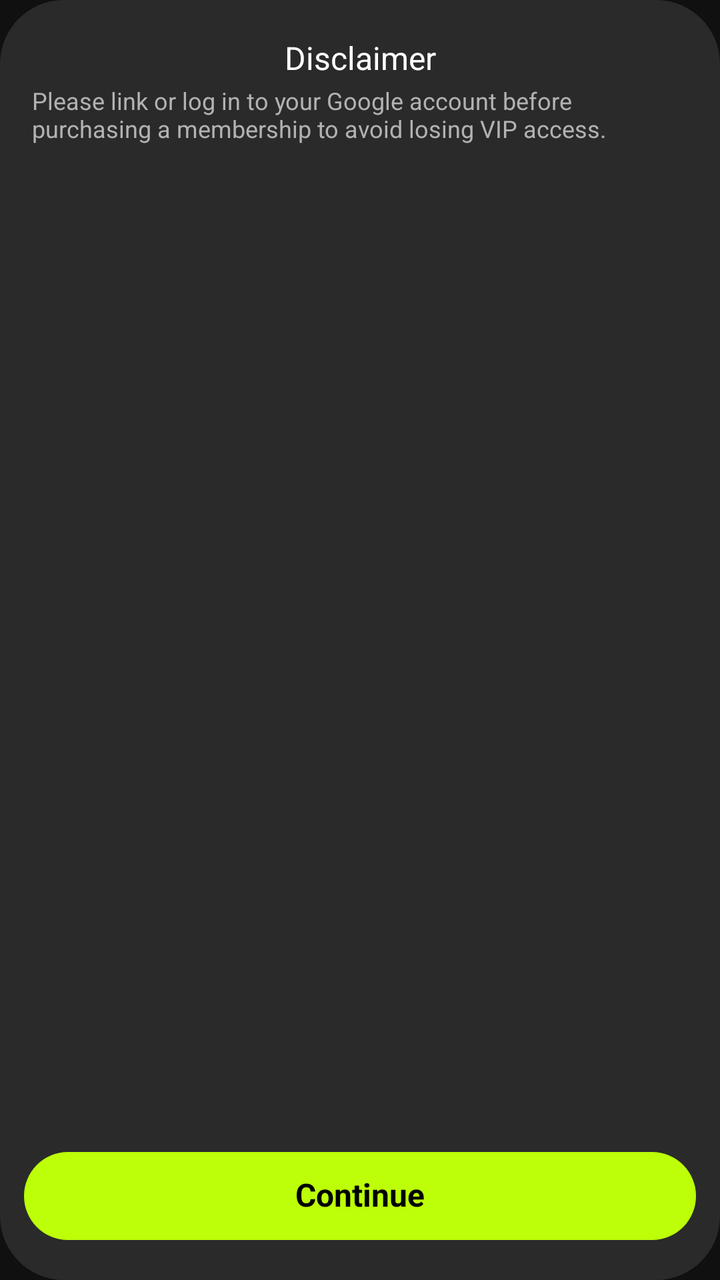
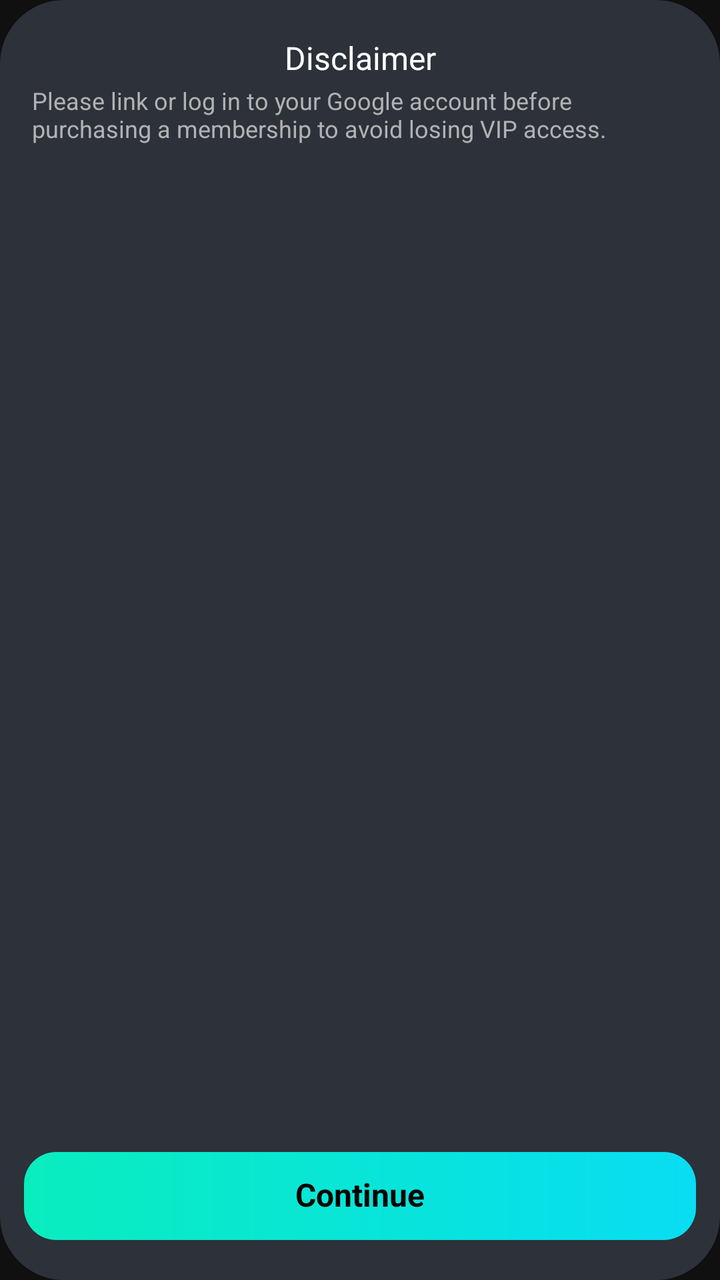

Two renders of the same Android screen: before a commit and after it. Below are the layout's source before the change and the commit's diff.
<!-- AndroidManifest.xml: application theme AppTheme.A -->
<!-- res/layout/dialog_ahint.xml -->
<?xml version="1.0" encoding="utf-8"?>
<layout xmlns:android="http://schemas.android.com/apk/res/android"
    xmlns:app="http://schemas.android.com/apk/res-auto"
    xmlns:tools="http://schemas.android.com/tools">

    <data>

        <variable
            name="handler"
            type="com.a.dialog.BaseAHintDialog" />

        <variable
            name="gvm"
            type="com.face.util.GVM" />

    </data>

    <LinearLayout
        android:layout_width="match_parent"
        android:layout_height="wrap_content"
        android:paddingBottom="20dp"
        android:background="@drawable/a_bg_dialog"
        android:orientation="vertical">

        <TextView
            android:id="@+id/tvTitle"
            android:layout_width="match_parent"
            android:layout_height="wrap_content"
            android:layout_marginHorizontal="24dp"
            android:layout_marginTop="20dp"
            android:gravity="center"
            android:text="Disclaimer"
            android:textAppearance="@style/font_16"
            android:textColor="#FFFFFF" />

        <TextView
            android:id="@+id/tvDis"
            android:layout_width="match_parent"
            android:layout_height="0dp"
            android:layout_weight="1"
            android:layout_marginTop="5dp"
            android:scrollbars="vertical"
            android:paddingHorizontal="16dp"
            android:text="@string/dialog_red_content"
            android:textAppearance="@style/font_12"
            android:textColor="#B2B2B2"
            android:textIsSelectable="true" />

        <TextView
            android:id="@+id/btnConfirm"
            bindSingleClick="@{()->handler.onConfirmClick()}"
            android:layout_width="match_parent"
            android:layout_height="44dp"
            android:layout_marginHorizontal="12dp"
            android:gravity="center"
            android:background="@drawable/a_btn_jb_r100"
            android:layout_marginTop="20dp"
            android:text="Continue"
            android:textColor="#000000"
            android:textSize="16sp"
            android:textStyle="bold" />

    </LinearLayout>
</layout>
<!-- resources referenced by this layout -->
<resources>
  <!-- drawable a_bg_dialog (drawable) -->
  <?xml version="1.0" encoding="utf-8"?>
  <shape xmlns:android="http://schemas.android.com/apk/res/android">
      <corners
         android:radius="32dp" />
      <solid android:color="#2A2A2A" />
  </shape>
  <!-- drawable a_btn_jb_r100 (drawable) -->
  <?xml version="1.0" encoding="utf-8"?>
  <shape xmlns:android="http://schemas.android.com/apk/res/android">
      <corners android:radius="100dp" />
      <gradient
          android:angle="0"
          android:endColor="#BCFF08"
          android:startColor="#BCFF08" />
  </shape>
  <string name="dialog_red_content">Please link or log in to your Google account before purchasing a membership to avoid losing VIP access.</string>
  <style name="font_12">
          <item name="android:textSize">12sp</item>
      </style>
  <style name="font_16">
          <item name="android:textSize">16sp</item>
      </style>
  <style name="AppTheme.A" parent="Theme.AppCompat.DayNight.NoActionBar">
          <item name="android:windowDisablePreview">true</item>
          <item name="colorPrimary">@color/colorAmainBg</item>
          <item name="colorPrimaryDark">@color/colorAmainBg</item>
          <item name="android:colorBackground">@color/colorAmainBg</item>
          <item name="android:statusBarColor">#00000000</item>
          <item name="android:navigationBarColor">@color/colorAmainBg</item>
          <item name="android:windowLightStatusBar">false</item>
          <item name="android:windowLightNavigationBar" tools:targetApi="o_mr1">false</item>
          <item name="android:enforceStatusBarContrast" tools:targetApi="q">false</item>
          <item name="android:enforceNavigationBarContrast" tools:targetApi="q">false</item>
          <item name="android:includeFontPadding">false</item>
          <item name="android:textAllCaps">false</item>
      </style>
  <color name="colorAmainBg">#101010</color>
</resources>

<!-- the commit's change to res/layout/dialog_ahint.xml (unified diff, before → after) -->
@@ -53,7 +53,7 @@
             android:layout_height="44dp"
             android:layout_marginHorizontal="12dp"
             android:gravity="center"
-            android:background="@drawable/a_btn_jb_r100"
+            android:background="@drawable/a_bg_primary_gradient_pill"
             android:layout_marginTop="20dp"
             android:text="Continue"
             android:textColor="#000000"
<!-- resource entries referenced after the edit -->
@@ -5,16 +5,16 @@
   <shape xmlns:android="http://schemas.android.com/apk/res/android">
       <corners
          android:radius="32dp" />
-      <solid android:color="#2A2A2A" />
+      <solid android:color="#2D313A" />
   </shape>
-  <!-- drawable a_btn_jb_r100 (drawable) -->
+  <!-- drawable a_bg_primary_gradient_pill (drawable) -->
   <?xml version="1.0" encoding="utf-8"?>
   <shape xmlns:android="http://schemas.android.com/apk/res/android">
-      <corners android:radius="100dp" />
+      <corners android:radius="16dp" />
       <gradient
           android:angle="0"
-          android:endColor="#BCFF08"
-          android:startColor="#BCFF08" />
+          android:endColor="#08DDF2"
+          android:startColor="#09EDBE" />
   </shape>
   <string name="dialog_red_content">Please link or log in to your Google account before purchasing a membership to avoid losing VIP access.</string>
   <style name="font_12">
